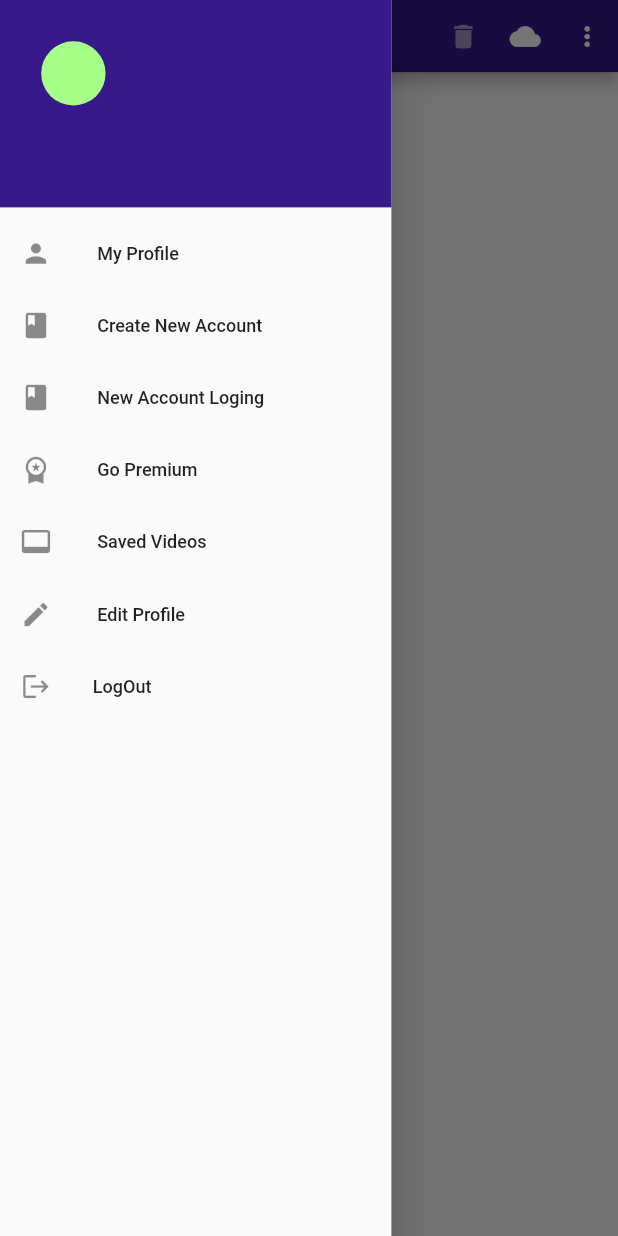
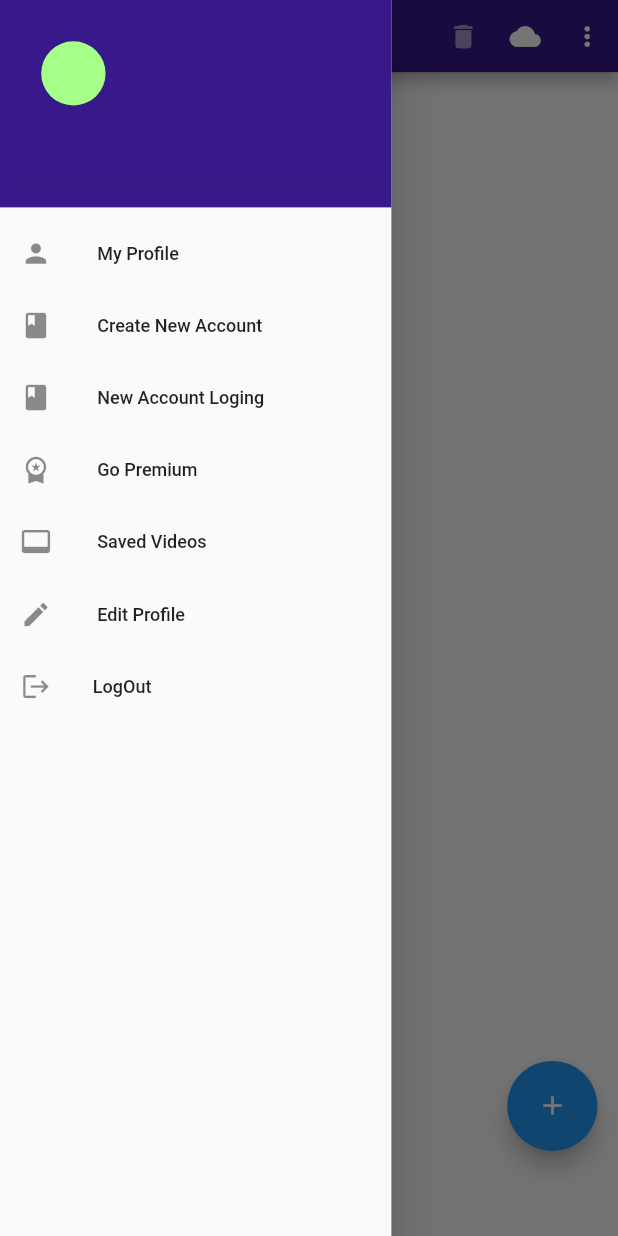
Before and after one commit to darshana0908/safe-loging, a Flutter app: the GalleryHome screen opened directly, with the side drawer open, on a phone screen of 412 x 824 dp. Run offline on Flutter 3.47's test engine with Material 2 defaults, Android fonts, the phone set to English and light mode, and no system bars; drawn by our look-alikes of flutter_speed_dial; our stand-ins replace awesome_dialog, cloud_firestore, firebase_auth, firebase_core, flutter_svg, google_sign_in and 7 more; missing offline and left inert: file_cryptor, flutter_facebook_auth, flutter_share_me, hawk_fab_menu; accounts and stored records are empty.

Commit message:
package changes

```diff
--- a/lib/screens/features/auth/components/pin_number/user_pin.dart
+++ b/lib/screens/features/auth/components/pin_number/user_pin.dart
@@ -1,10 +1,13 @@
 // ignore_for_file: non_constant_identifier_names
+
+import 'dart:ui';
 
 import 'package:cloud_firestore/cloud_firestore.dart';
 import 'package:firebase_auth/firebase_auth.dart';
 import 'package:flutter/cupertino.dart';
 import 'package:flutter/material.dart';
 import 'package:flutter_facebook_auth/flutter_facebook_auth.dart';
+import 'package:progress_indicators/progress_indicators.dart';
 import 'package:safe_encrypt/constants/colors.dart';
 import 'package:safe_encrypt/screens/features/gallery/gallery_home.dart';
 import 'package:shared_preferences/shared_preferences.dart';
@@ -293,11 +296,12 @@ class _UserPInState extends State<UserPIn> {
                                       ? showDialog(
                                           context: context,
                                           builder: (context) {
-                                            return const Center(
-                                              child: CupertinoActivityIndicator(
-                                                radius: 55,
-                                                color: Colors.red,
-                                              ),
+                                            return  Center(
+                                              // child: CupertinoActivityIndicator(
+                                              //   radius: 55,
+                                              //   color: Colors.red,
+                                              // ),
+                                              child: FadingText('Loading...',style: TextStyle(color: kwhite,fontSize: 22 ),),
                                             );
                                           },
                                         )
--- a/lib/screens/features/gallery/gallery_home.dart
+++ b/lib/screens/features/gallery/gallery_home.dart
@@ -3,6 +3,7 @@ import 'dart:convert';
 import 'dart:developer';
 
 import 'dart:io';
+import 'package:flutter_speed_dial/flutter_speed_dial.dart';
 import 'package:http/http.dart' as http;
 import 'package:awesome_dialog/awesome_dialog.dart';
 import 'package:firebase_auth/firebase_auth.dart';
@@ -116,6 +117,76 @@ class _GalleryHomeState extends State<GalleryHome> {
           exit(0);
         },
         child: Scaffold(
+          floatingActionButton: Padding(
+            padding: const EdgeInsets.only(bottom: 50),
+            child: SpeedDial(
+              buttonSize: Size(70.0, 70.0),
+              childrenButtonSize: Size(55.0, 55.0),
+              // animatedIcon:AnimatedIcons.add_event ,
+
+              overlayColor: Color(0xff00aeed),
+              overlayOpacity: 1.0,
+              activeIcon: Icons.close,
+              foregroundColor: kwhite,
+              activeForegroundColor: kblack,
+              backgroundColor: kblue,
+              activeBackgroundColor: kwhite,
+              spacing: 20,
+              spaceBetweenChildren: 15,
+
+              icon: Icons.add,
+              children: [
+                SpeedDialChild(
+                  labelWidget: Padding(
+                    padding: const EdgeInsets.only(right: 20),
+                    child: Text(
+                      'Take photo',
+                      style: TextStyle(
+                          color: kwhite,
+                          fontSize: 22,
+                          fontWeight: FontWeight.w500),
+                    ),
+                  ),
+                  onTap: () async {
+                    return ImageService(isFake: widget.isFake).takePhoto();
+                  },
+                  elevation: 150,
+                  backgroundColor: Colors.black38,
+                  child: Icon(Icons.camera_alt, color: kwhite, size: 30),
+                  labelBackgroundColor: Color(0xff00aeed),
+                ),
+                SpeedDialChild(
+                    child: Icon(Icons.photo, color: kwhite, size: 30),
+                    labelWidget: Padding(
+                      padding: const EdgeInsets.only(right: 20),
+                      child: Text('Import photos',
+                          style: TextStyle(
+                              color: kwhite,
+                              fontSize: 22,
+                              fontWeight: FontWeight.w500)),
+                    ),
+                    onTap: () async => ImageService().importPhotos(),
+                    backgroundColor: Colors.black38),
+                SpeedDialChild(
+                  child: Icon(Icons.add_to_photos_rounded,
+                      color: kwhite, size: 30),
+                  labelWidget: Padding(
+                    padding: const EdgeInsets.only(right: 20),
+                    child: Text('Add album',
+                        style: TextStyle(
+                            color: kwhite,
+                            fontSize: 22,
+                            fontWeight: FontWeight.w500)),
+                  ),
+                  elevation: 20,
+                  backgroundColor: Colors.black38,
+                  onTap: () async {
+                    return showCreateFolderDialog(context);
+                  },
+                )
+              ],
+            ),
+          ),
           appBar: AppBar(
             title: Text('Keepsafe'),
             // title: const Text('keepsafe'),
@@ -168,10 +239,7 @@ class _GalleryHomeState extends State<GalleryHome> {
             ],
           ),
           drawer: Drawer(
-
-
             child: ListView(
-
               padding: const EdgeInsets.all(0),
               children: [
                 DrawerHeader(
@@ -182,7 +250,6 @@ class _GalleryHomeState extends State<GalleryHome> {
                     decoration: BoxDecoration(color: kdarkblue),
                     accountName: Text(
                       '',
-
                       style: const TextStyle(fontSize: 18),
                     ),
                     accountEmail: Text(''),
@@ -191,7 +258,6 @@ class _GalleryHomeState extends State<GalleryHome> {
                       backgroundColor: Color.fromARGB(255, 165, 255, 137),
                       child: Text(
                         '',
-
                         style: TextStyle(fontSize: 30.0, color: Colors.blue),
                       ), //Text
                     ), //circleAvatar
@@ -258,40 +324,45 @@ class _GalleryHomeState extends State<GalleryHome> {
               ],
             ),
           ),
-          body: SizedBox(
-            height: MediaQuery.of(context).size.height,
-            child: HawkFabMenu(
-              blur: 155.8,
-              backgroundColor: kliteblue,
-              openIcon: Icons.add,
-              closeIcon: Icons.close,
+          // body: SizedBox(
+          //   height: MediaQuery.of(context).size.height,
+          //   child: HawkFabMenu(
+          //     blur: 155.8,
+          //     backgroundColor: kliteblue,
+          //     openIcon: Icons.add,
+          //     closeIcon: Icons.close,
 
-              items: [
-                HawkFabMenuItem(
-                    label: 'Add album',
-                    ontap: () async => showCreateFolderDialog(context),
-                    icon: const Icon(Icons.add_to_photos_rounded),
-                    color: Colors.black38,
-                    labelColor: Colors.white,
-                    labelBackgroundColor: kliteblue),
-                HawkFabMenuItem(
-                    label: 'Import photos',
-                    ontap: () async => ImageService().importPhotos(),
-                    icon: const Icon(Icons.photo),
-                    color: const Color.fromRGBO(0, 0, 0, 0.38),
-                    labelColor: Colors.white,
-                    labelBackgroundColor: kliteblue),
-                HawkFabMenuItem(
-                  label: 'Take photo',
-                  ontap: () async {
-                    return ImageService(isFake: widget.isFake).takePhoto();
-                  },
-                  icon: const Icon(Icons.camera_alt),
-                  color: Colors.black38,
-                  labelColor: Colors.white,
-                  labelBackgroundColor: kliteblue,
-                ),
-              ],
+          //     items: [
+          //       HawkFabMenuItem(
+          //         heroTag: 'ggggg',
+          //           label: 'Add album',
+          //           ontap: () async => showCreateFolderDialog(context),
+          //           icon: const Icon(Icons.add_to_photos_rounded,size: 50),
+          //           color: Colors.black38,
+          //           labelColor: Colors.white,
+          //           labelBackgroundColor: kliteblue),
+
+          //       HawkFabMenuItem(
+          //         buttonBorder:BorderSide(
+          //               width: 65.0, color: Colors.black12),
+          //           label: 'Import photos',
+          //           ontap: () async => ImageService().importPhotos(),
+          //           icon: const Icon(Icons.photo),
+          //           color: const Color.fromRGBO(0, 0, 0, 0.38),
+          //           labelColor: Colors.white,
+          //           labelBackgroundColor: kliteblue),
+
+          //       HawkFabMenuItem(
+          //         label: 'Take photo',
+          //         ontap: () async {
+          //           return ImageService(isFake: widget.isFake).takePhoto();
+          //         },
+          //         icon: const Icon(Icons.camera_alt),
+          //         color: Colors.black38,
+          //         labelColor: Colors.white,
+          //         labelBackgroundColor: kliteblue,
+          //       ),
+          //     ],
           body: GridView.builder(
               itemCount: folderList.length,
               gridDelegate: const SliverGridDelegateWithFixedCrossAxisCount(
@@ -333,9 +404,9 @@ class _GalleryHomeState extends State<GalleryHome> {
               }),
         ),
       ),
-        ),
-      ),
     );
+
+    // );  ),
   }
 
   // create folder dialog
@@ -366,7 +437,7 @@ class _GalleryHomeState extends State<GalleryHome> {
                             await getFolderList();
                             _folderName.clear();
                             senddata();
-
+                            Navigator.pop(context);
                           });
                         },
                         child: const Text('CREATE')),
@@ -416,7 +487,6 @@ class _GalleryHomeState extends State<GalleryHome> {
 
           directory = Directory(newPath);
           log(directory.path);
-          getFolderList();
         } else {
           return false;
         }
@@ -430,7 +500,11 @@ class _GalleryHomeState extends State<GalleryHome> {
 
       if (!await directory.exists()) {
         await directory.create(recursive: true).whenComplete(
-              () {},
+          () {
+            setState(() {
+              getFolderList();
+            });
+          },
         );
       }
       if (await directory.exists().whenComplete(
```
Lines whose indentation alone changed are shown as unchanged.
